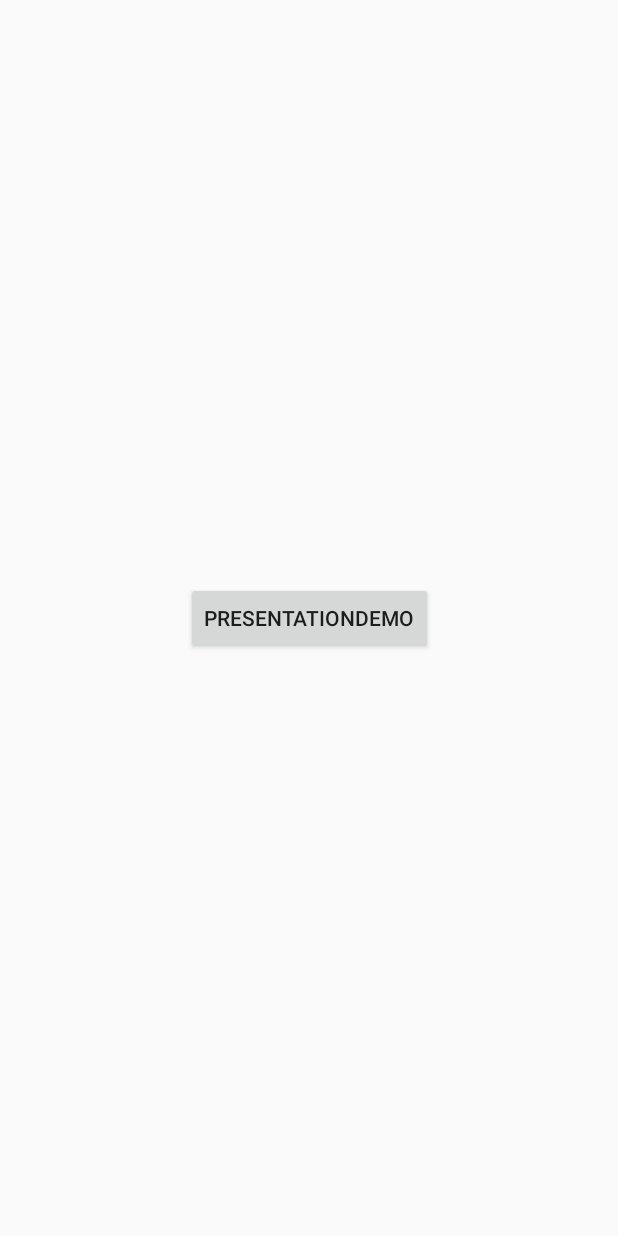
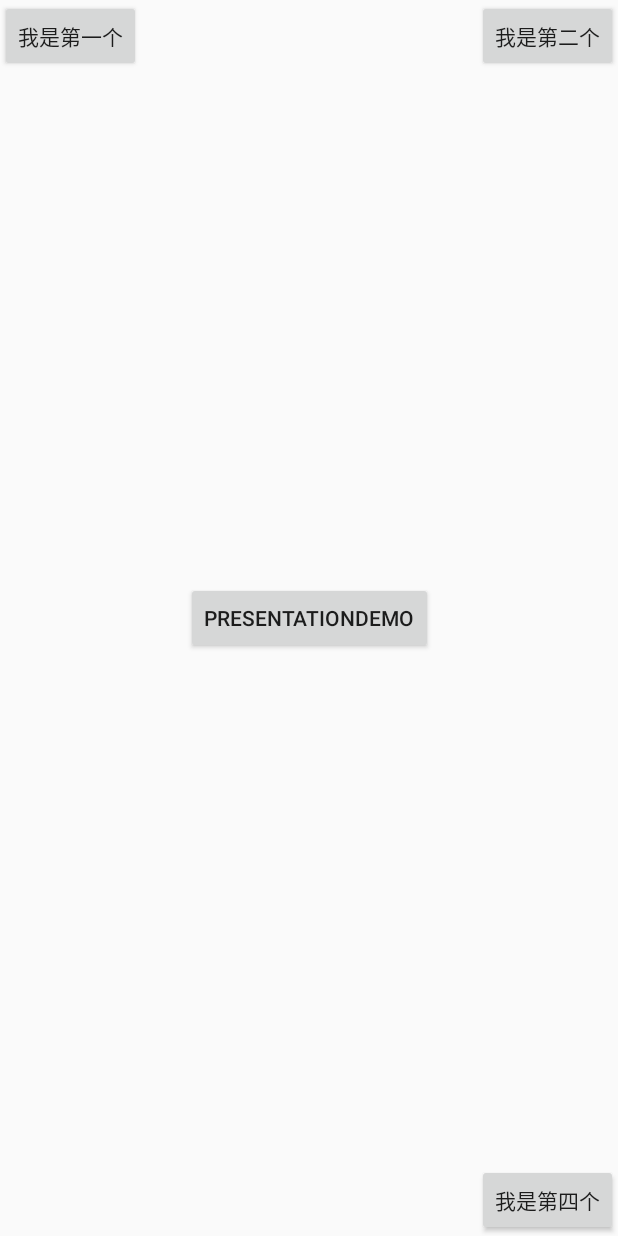
Before and after one commit to yvonne201/RokidGlassMobileDemo, an Android app: the layout presentation_demo_layout.xml on its own in the app's theme, with its tools: preview values and no code run, on a phone screen of 412 x 824 dp. Run offline under Robolectric (Android 15) with nearby library versions, the phone set to English and light mode, and no system bars.

Commit message:
[upgrade] 更新sdk到1.1.7

```diff
--- a/app/src/main/java/com/rokid/alliancedemo/DemoFacePlateActivity.java
+++ b/app/src/main/java/com/rokid/alliancedemo/DemoFacePlateActivity.java
@@ -10,6 +10,7 @@ import androidx.databinding.DataBindingUtil;
 
 import com.jiangdg.usbcamera.RKGlassDevice;
 import com.jiangdg.usbcamera.callback.OnGlassConnectListener;
+import com.rokid.alliance.base.BaseLibrary;
 import com.rokid.alliance.base.hw.GlassInfo;
 import com.rokid.alliance.base.model.RKFaceDO;
 import com.rokid.alliance.base.model.RKFaceModel;
@@ -58,6 +59,8 @@ public class DemoFacePlateActivity extends AppCompatActivity {
     };
 
     private void init() {
+
+        BaseLibrary.initialize(getApplication());
 
         RKGlassDevice.RKGlassDeviceBuilder.buildRKGlassDevice().build().initUsbDevice(this, mBinding.uvcPreview, new OnGlassConnectListener() {
             @Override
--- a/app/src/main/java/com/rokid/alliancedemo/DemoRKOnlineActivity.java
+++ b/app/src/main/java/com/rokid/alliancedemo/DemoRKOnlineActivity.java
@@ -19,10 +19,10 @@ import com.rokid.alliance.base.message.face.ReqOnlineSingleFaceMessage;
 import com.rokid.alliance.base.message.face.RespOnlineSingleFaceMessage;
 import com.rokid.alliance.base.utils.BitmapUtils;
 import com.rokid.glass.m_glass.RKGlassUI;
-import com.rokid.glass.m_glass.online.OnlineRecgHelper;
-import com.rokid.glass.m_glass.online.OnlineRequest;
 import com.rokid.mcui.utils.ImageUtils;
 import com.rokid.mobile.magic.RKAlliance;
+import com.rokid.mobile.magic.online.OnlineRecgHelper;
+import com.rokid.mobile.magic.online.OnlineRequest;
 
 /**
  * 在线人脸识别demo
--- a/app/src/main/res/layout/presentation_demo_layout.xml
+++ b/app/src/main/res/layout/presentation_demo_layout.xml
@@ -5,6 +5,7 @@
     xmlns:app="http://schemas.android.com/apk/res-auto">
 
     <Button
+        android:id="@+id/bt_pre"
         app:layout_constraintTop_toTopOf="parent"
         app:layout_constraintBottom_toBottomOf="parent"
         app:layout_constraintStart_toStartOf="parent"
@@ -13,4 +14,28 @@
         android:layout_height="wrap_content"
         android:text="PresentationDemo"/>
 
+    <Button
+        android:id="@+id/bt_first"
+        android:text="我是第一个"
+        app:layout_constraintTop_toTopOf="parent"
+        app:layout_constraintStart_toStartOf="parent"
+        android:layout_width="wrap_content"
+        android:layout_height="wrap_content"/>
+
+    <Button
+        android:id="@+id/bt_second"
+        android:text="我是第二个"
+        app:layout_constraintTop_toTopOf="parent"
+        app:layout_constraintEnd_toEndOf="parent"
+        android:layout_width="wrap_content"
+        android:layout_height="wrap_content"/>
+
+    <Button
+        android:id="@+id/bt_fourth"
+        android:text="我是第四个"
+        app:layout_constraintBottom_toBottomOf="parent"
+        app:layout_constraintEnd_toEndOf="parent"
+        android:layout_width="wrap_content"
+        android:layout_height="wrap_content"/>
+
 </androidx.constraintlayout.widget.ConstraintLayout>
```
Also changed, not shown: app/build.gradle (+7 -3 lines), app/src/main/java/com/rokid/alliancedemo/DemoPresentationActivity.java (+109 -0 lines), 1 other file.
